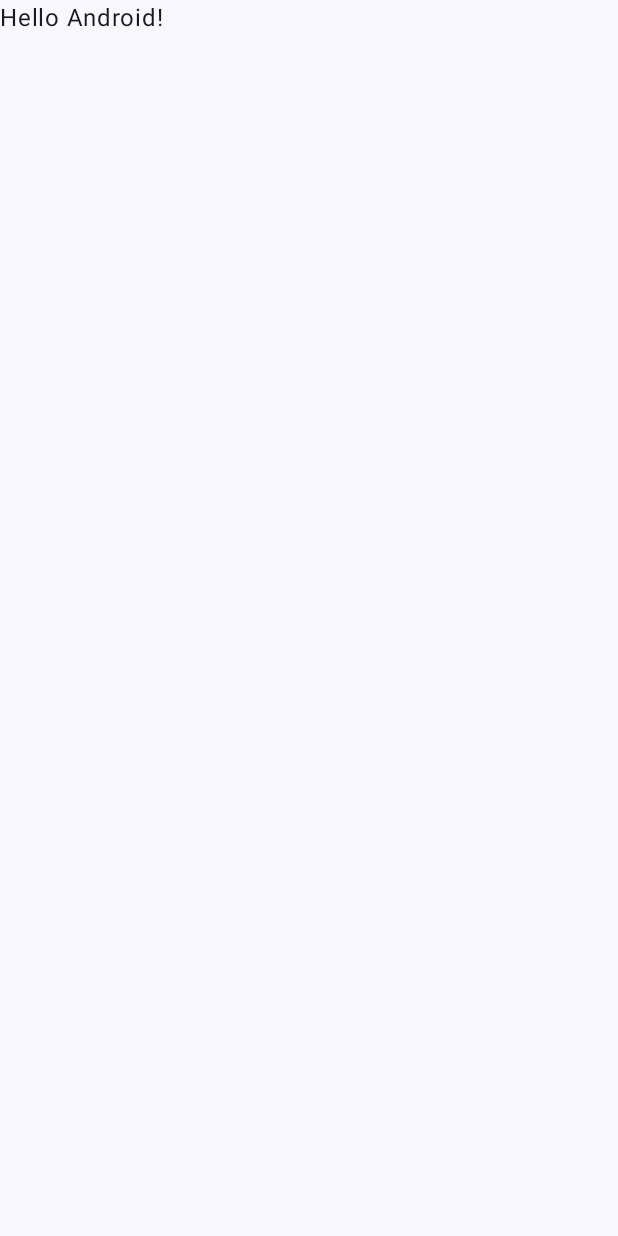
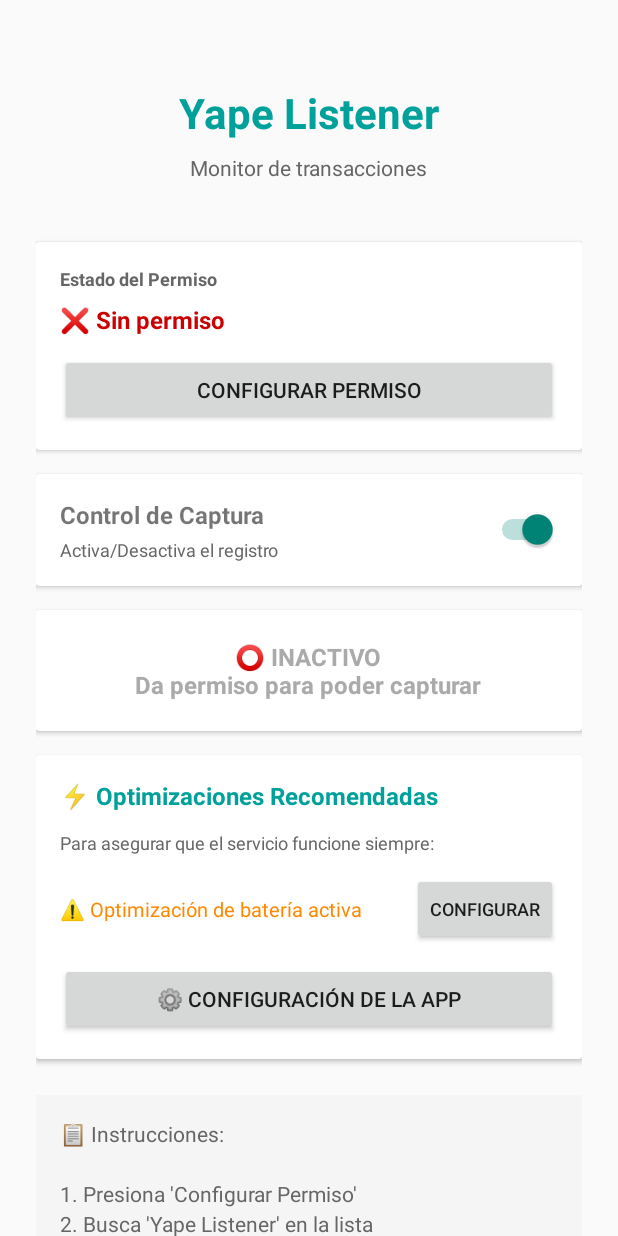
Before and after one commit to pierre-juarez/yape-listener, an Android app built with Jetpack Compose: the screen it shows after launch (MainActivity), on a phone screen of 412 x 824 dp. Before the commit the screen is almost empty. Run offline under Robolectric (Android 15) with nearby library versions, the phone set to English and light mode, and no system bars.

Commit message:
[feat] - Receiving yape and sending transactions to Firebase

```diff
--- a/app/src/main/java/dev/pierrejuarez/yapelistener/MainActivity.kt
+++ b/app/src/main/java/dev/pierrejuarez/yapelistener/MainActivity.kt
@@ -1,47 +1,172 @@
 package dev.pierrejuarez.yapelistener
 
+import android.content.Context
+import android.content.Intent
+import android.net.Uri
+import android.os.Build
 import android.os.Bundle
+import android.os.PowerManager
+import android.provider.Settings
+import android.widget.Button
+import android.widget.Switch
+import android.widget.TextView
+import android.widget.Toast
 import androidx.activity.ComponentActivity
-import androidx.activity.compose.setContent
-import androidx.activity.enableEdgeToEdge
-import androidx.compose.foundation.layout.fillMaxSize
-import androidx.compose.foundation.layout.padding
-import androidx.compose.material3.Scaffold
-import androidx.compose.material3.Text
-import androidx.compose.runtime.Composable
-import androidx.compose.ui.Modifier
-import androidx.compose.ui.tooling.preview.Preview
-import dev.pierrejuarez.yapelistener.ui.theme.YapeListenerTheme
+
 
 class MainActivity : ComponentActivity() {
+
+    private lateinit var switchService: Switch
+    private lateinit var tvEstado: TextView
+    private lateinit var tvEstadoCaptura: TextView
+    private lateinit var tvEstadoBateria: TextView
+    private lateinit var btnPermiso: Button
+    private lateinit var btnBateria: Button
+    private lateinit var btnAppSettings: Button
+
     override fun onCreate(savedInstanceState: Bundle?) {
         super.onCreate(savedInstanceState)
-        enableEdgeToEdge()
-        setContent {
-            YapeListenerTheme {
-                Scaffold(modifier = Modifier.fillMaxSize()) { innerPadding ->
-                    Greeting(
-                        name = "Android",
-                        modifier = Modifier.padding(innerPadding)
-                    )
+        setContentView(R.layout.activity_main)
+
+        // Vincular vistas
+        switchService = findViewById(R.id.switchService)
+        tvEstado = findViewById(R.id.tvEstado)
+        tvEstadoCaptura = findViewById(R.id.tvEstadoCaptura)
+        tvEstadoBateria = findViewById(R.id.tvEstadoBateria)
+        btnPermiso = findViewById(R.id.btnPermiso)
+        btnBateria = findViewById(R.id.btnBateria)
+        btnAppSettings = findViewById(R.id.btnAppSettings)
+
+        // Cargar estado guardado
+        val prefs = getSharedPreferences("yape_config", MODE_PRIVATE)
+        val serviceEnabled = prefs.getBoolean("service_enabled", true)
+        switchService.isChecked = serviceEnabled
+
+        // Actualizar UI
+        actualizarEstadoUI()
+
+        // Listener del Switch
+        switchService.setOnCheckedChangeListener { _, isChecked ->
+            // Guardar estado
+            prefs.edit()
+                .putBoolean("service_enabled", isChecked)
+                .apply()
+
+            // Actualizar UI
+            actualizarEstadoUI()
+
+            // Mostrar mensaje
+            if (isChecked) {
+                Toast.makeText(this, "✅ Captura activada", Toast.LENGTH_SHORT).show()
+            } else {
+                Toast.makeText(this, "⏸️ Captura pausada", Toast.LENGTH_SHORT).show()
+            }
+        }
+
+        // Botón de permisos
+        btnPermiso.setOnClickListener {
+            val intent = Intent(Settings.ACTION_NOTIFICATION_LISTENER_SETTINGS)
+            startActivity(intent)
+        }
+
+        // Botón de optimización de batería
+        btnBateria.setOnClickListener {
+            if (Build.VERSION.SDK_INT >= Build.VERSION_CODES.M) {
+                try {
+                    val intent = Intent(Settings.ACTION_REQUEST_IGNORE_BATTERY_OPTIMIZATIONS)
+                    intent.data = Uri.parse("package:$packageName")
+                    startActivity(intent)
+                } catch (e: Exception) {
+                    // Si falla, abrir la configuración general
+                    val intent = Intent(Settings.ACTION_IGNORE_BATTERY_OPTIMIZATION_SETTINGS)
+                    startActivity(intent)
+                    Toast.makeText(this, "Busca 'Yape Listener' y desactiva la optimización", Toast.LENGTH_LONG).show()
                 }
+            } else {
+                Toast.makeText(this, "No disponible en esta versión de Android", Toast.LENGTH_SHORT).show()
+            }
+        }
+
+        // Botón de configuración de la app (para segundo plano)
+        btnAppSettings.setOnClickListener {
+            try {
+                val intent = Intent(Settings.ACTION_APPLICATION_DETAILS_SETTINGS)
+                intent.data = Uri.parse("package:$packageName")
+                startActivity(intent)
+                Toast.makeText(this, "Revisa los permisos y la ejecución en segundo plano", Toast.LENGTH_LONG).show()
+            } catch (e: Exception) {
+                Toast.makeText(this, "No se pudo abrir la configuración", Toast.LENGTH_SHORT).show()
             }
         }
     }
+
+    override fun onResume() {
+        super.onResume()
+        actualizarEstadoUI()
+    }
+
+    private fun actualizarEstadoUI() {
+        val hasPermission = isNotificationServiceEnabled()
+        val prefs = getSharedPreferences("yape_config", MODE_PRIVATE)
+        val serviceEnabled = prefs.getBoolean("service_enabled", true)
+        val isBatteryOptimized = isBatteryOptimizationEnabled()
+
+        // Estado del permiso
+        if (hasPermission) {
+            tvEstado.text = "✅ Permiso otorgado"
+            tvEstado.setTextColor(getColor(android.R.color.holo_green_dark))
+            btnPermiso.isEnabled = false
+            btnPermiso.alpha = 0.5f
+        } else {
+            tvEstado.text = "❌ Sin permiso"
+            tvEstado.setTextColor(getColor(android.R.color.holo_red_dark))
+            btnPermiso.isEnabled = true
+            btnPermiso.alpha = 1f
+        }
+
+        // Estado de optimización de batería
+        if (isBatteryOptimized) {
+            tvEstadoBateria.text = "⚠️ Optimización de batería activa"
+            tvEstadoBateria.setTextColor(getColor(android.R.color.holo_orange_dark))
+            btnBateria.isEnabled = true
+        } else {
+            tvEstadoBateria.text = "✅ Optimización desactivada"
+            tvEstadoBateria.setTextColor(getColor(android.R.color.holo_green_dark))
+            btnBateria.isEnabled = false
+            btnBateria.alpha = 0.5f
+        }
+
+        // Estado de captura
+        if (hasPermission && serviceEnabled) {
+            tvEstadoCaptura.text = "🟢 CAPTURANDO\nLas transacciones de Yape se están registrando"
+            tvEstadoCaptura.setTextColor(getColor(android.R.color.holo_green_dark))
+        } else if (hasPermission && !serviceEnabled) {
+            tvEstadoCaptura.text = "⏸️ PAUSADO\nActiva el switch para comenzar a capturar"
+            tvEstadoCaptura.setTextColor(getColor(android.R.color.holo_orange_dark))
+        } else {
+            tvEstadoCaptura.text = "⭕ INACTIVO\nDa permiso para poder capturar"
+            tvEstadoCaptura.setTextColor(getColor(android.R.color.darker_gray))
+        }
+    }
+
+    private fun isNotificationServiceEnabled(): Boolean {
+        val packageName = packageName
+        val flat = Settings.Secure.getString(contentResolver, "enabled_notification_listeners")
+        return flat != null && flat.contains(packageName)
+    }
+
+    private fun isBatteryOptimizationEnabled(): Boolean {
+        if (Build.VERSION.SDK_INT >= Build.VERSION_CODES.M) {
+            val powerManager = getSystemService(Context.POWER_SERVICE) as? PowerManager
+            return if (powerManager != null) {
+                // Devuelve true si ESTÁ siendo optimizada (queremos que sea false)
+                !powerManager.isIgnoringBatteryOptimizations(packageName)
+            } else {
+                false
+            }
+        }
+        // En versiones antiguas, no hay optimización de batería
+        return false
+    }
+
 }
-
-@Composable
-fun Greeting(name: String, modifier: Modifier = Modifier) {
-    Text(
-        text = "Hello $name!",
-        modifier = modifier
-    )
-}
-
-@Preview(showBackground = true)
-@Composable
-fun GreetingPreview() {
-    YapeListenerTheme {
-        Greeting("Android")
-    }
-}
--- /dev/null
+++ b/app/src/main/res/layout/activity_main.xml
@@ -0,0 +1,243 @@
+<?xml version="1.0" encoding="utf-8"?>
+<ScrollView xmlns:android="http://schemas.android.com/apk/res/android"
+    xmlns:tools="http://schemas.android.com/tools"
+    android:layout_width="match_parent"
+    android:layout_height="match_parent"
+    android:fillViewport="true">
+
+    <LinearLayout
+        android:layout_width="match_parent"
+        android:layout_height="wrap_content"
+        android:orientation="vertical"
+        android:padding="24dp"
+        android:gravity="center_horizontal">
+
+        <!-- Título -->
+        <TextView
+            android:layout_width="wrap_content"
+            android:layout_height="wrap_content"
+            android:text="@string/title"
+            android:textSize="28sp"
+            android:textStyle="bold"
+            android:textColor="#00A19B"
+            android:layout_marginTop="32dp"
+            android:layout_marginBottom="8dp"/>
+
+        <TextView
+            android:layout_width="wrap_content"
+            android:layout_height="wrap_content"
+            android:text="@string/subtitle"
+            android:textSize="14sp"
+            android:textColor="#666666"
+            android:layout_marginBottom="40dp"/>
+
+        <!-- Card de estado del permiso -->
+        <androidx.cardview.widget.CardView
+            android:layout_width="match_parent"
+            android:layout_height="wrap_content"
+            android:layout_marginBottom="16dp"
+            android:elevation="4dp">
+
+            <LinearLayout
+                android:layout_width="match_parent"
+                android:layout_height="wrap_content"
+                android:orientation="vertical"
+                android:padding="16dp">
+
+                <TextView
+                    android:layout_width="wrap_content"
+                    android:layout_height="wrap_content"
+                    android:text="@string/estado_del_permiso"
+                    android:textSize="12sp"
+                    android:textStyle="bold"
+                    android:textColor="#666666"
+                    android:layout_marginBottom="8dp"/>
+
+                <TextView
+                    android:id="@+id/tvEstado"
+                    android:layout_width="wrap_content"
+                    android:layout_height="wrap_content"
+                    android:text="Verificando..."
+                    android:textSize="16sp"
+                    android:textStyle="bold"
+                    tools:ignore="HardcodedText" />
+
+                <Button
+                    android:id="@+id/btnPermiso"
+                    android:layout_width="match_parent"
+                    android:layout_height="wrap_content"
+                    android:text="Configurar Permiso"
+                    android:layout_marginTop="12dp"
+                    tools:ignore="HardcodedText" />
+
+            </LinearLayout>
+        </androidx.cardview.widget.CardView>
+
+        <!-- Card de control ON/OFF -->
+        <androidx.cardview.widget.CardView
+            android:layout_width="match_parent"
+            android:layout_height="wrap_content"
+            android:layout_marginBottom="16dp"
+            android:elevation="4dp">
+
+            <LinearLayout
+                android:layout_width="match_parent"
+                android:layout_height="wrap_content"
+                android:orientation="vertical"
+                android:padding="16dp">
+
+                <LinearLayout
+                    android:layout_width="match_parent"
+                    android:layout_height="wrap_content"
+                    android:orientation="horizontal"
+                    android:gravity="center_vertical"
+                    tools:ignore="UselessParent">
+
+                    <LinearLayout
+                        android:layout_width="0dp"
+                        android:layout_height="wrap_content"
+                        android:layout_weight="1"
+                        android:orientation="vertical">
+
+                        <TextView
+                            android:layout_width="wrap_content"
+                            android:layout_height="wrap_content"
+                            android:text="Control de Captura"
+                            android:textSize="16sp"
+                            android:textStyle="bold"
+                            tools:ignore="HardcodedText" />
+
+                        <TextView
+                            android:layout_width="wrap_content"
+                            android:layout_height="wrap_content"
+                            android:text="Activa/Desactiva el registro"
+                            android:textSize="12sp"
+                            android:textColor="#666666"
+                            android:layout_marginTop="4dp"
+                            tools:ignore="HardcodedText" />
+
+                    </LinearLayout>
+
+                    <Switch
+                        android:id="@+id/switchService"
+                        android:layout_width="wrap_content"
+                        android:layout_height="wrap_content"
+                        android:checked="true"
+                        tools:ignore="UseSwitchCompatOrMaterialXml" />
+
+                </LinearLayout>
+
+            </LinearLayout>
+        </androidx.cardview.widget.CardView>
+
+        <!-- Card de estado de captura -->
+        <androidx.cardview.widget.CardView
+            android:layout_width="match_parent"
+            android:layout_height="wrap_content"
+            android:layout_marginBottom="16dp"
+            android:elevation="4dp">
+
+            <LinearLayout
+                android:layout_width="match_parent"
+                android:layout_height="wrap_content"
+                android:orientation="vertical"
+                android:padding="20dp"
+                android:gravity="center">
+
+                <TextView
+                    android:id="@+id/tvEstadoCaptura"
+                    android:layout_width="wrap_content"
+                    android:layout_height="wrap_content"
+                    android:text="Verificando estado..."
+                    android:textSize="16sp"
+                    android:textStyle="bold"
+                    android:textAlignment="center"
+                    android:gravity="center"
+                    tools:ignore="HardcodedText" />
+
+            </LinearLayout>
+        </androidx.cardview.widget.CardView>
+
+        <!-- Card de optimizaciones -->
+        <androidx.cardview.widget.CardView
+            android:layout_width="match_parent"
+            android:layout_height="wrap_content"
+            android:layout_marginBottom="24dp"
+            android:elevation="4dp">
+
+            <LinearLayout
+                android:layout_width="match_parent"
+                android:layout_height="wrap_content"
+                android:orientation="vertical"
+                android:padding="16dp">
+
+                <TextView
+                    android:layout_width="wrap_content"
+                    android:layout_height="wrap_content"
+                    android:text="⚡ Optimizaciones Recomendadas"
+                    android:textSize="16sp"
+                    android:textStyle="bold"
+                    android:textColor="#00A19B"
+                    android:layout_marginBottom="12dp"
+                    tools:ignore="HardcodedText" />
+
+                <TextView
+                    android:layout_width="wrap_content"
+                    android:layout_height="wrap_content"
+                    android:text="Para asegurar que el servicio funcione siempre:"
+                    android:textSize="12sp"
+                    android:textColor="#666666"
+                    android:layout_marginBottom="12dp"
+                    tools:ignore="HardcodedText" />
+
+                <LinearLayout
+                    android:layout_width="match_parent"
+                    android:layout_height="wrap_content"
+                    android:orientation="horizontal"
+                    android:gravity="center_vertical"
+                    android:layout_marginBottom="8dp">
+
+                    <TextView
+                        android:id="@+id/tvEstadoBateria"
+                        android:layout_width="0dp"
+                        android:layout_height="wrap_content"
+                        android:layout_weight="1"
+                        android:text="⚠️ Optimización de batería activa"
+                        android:textSize="13sp"
+                        tools:ignore="HardcodedText" />
+
+                    <Button
+                        android:id="@+id/btnBateria"
+                        android:layout_width="wrap_content"
+                        android:layout_height="wrap_content"
+                        android:text="Configurar"
+                        android:textSize="12sp"
+                        android:paddingHorizontal="12dp"
+                        tools:ignore="HardcodedText" />
+                </LinearLayout>
+
+                <Button
+                    android:id="@+id/btnAppSettings"
+                    android:layout_width="match_parent"
+                    android:layout_height="wrap_content"
+                    android:text="⚙️ Configuración de la App"
+                    android:layout_marginTop="4dp"
+                    tools:ignore="HardcodedText" />
+
+            </LinearLayout>
+        </androidx.cardview.widget.CardView>
+
+        <!-- Instrucciones -->
+        <TextView
+            android:layout_width="match_parent"
+            android:layout_height="wrap_content"
+            android:text="📋 Instrucciones:\n\n1. Presiona 'Configurar Permiso'\n2. Busca 'Yape Listener' en la lista\n3. Activa el interruptor\n4. Vuelve a la app\n5. Activa el switch de captura\n6. ¡Listo! Las transacciones se registrarán automáticamente"
+            android:textSize="14sp"
+            android:textColor="#666666"
+            android:lineSpacingExtra="4dp"
+            android:padding="16dp"
+            android:background="#F5F5F5"
+            tools:ignore="HardcodedText" />
+
+    </LinearLayout>
+</ScrollView>
--- a/app/src/main/res/values/strings.xml
+++ b/app/src/main/res/values/strings.xml
@@ -1,3 +1,6 @@
 <resources>
     <string name="app_name">YapeListener</string>
+    <string name="title">Yape Listener</string>
+    <string name="subtitle">Monitor de transacciones</string>
+    <string name="estado_del_permiso">Estado del Permiso</string>
 </resources>
--- a/build.gradle.kts
+++ b/build.gradle.kts
@@ -3,4 +3,6 @@ plugins {
     alias(libs.plugins.android.application) apply false
     alias(libs.plugins.kotlin.android) apply false
     alias(libs.plugins.kotlin.compose) apply false
+    // Add the dependency for the Google services Gradle plugin
+    id("com.google.gms.google-services") version "4.4.4" apply false
 }
```
Also changed, not shown: app/build.gradle.kts (+12 -0 lines), app/src/main/AndroidManifest.xml (+21 -9 lines), app/src/main/java/dev/pierrejuarez/yapelistener/YapeNotificationListener.kt (added, +140 -0 lines), gradle/libs.versions.toml (+8 -0 lines), 1 other file.
